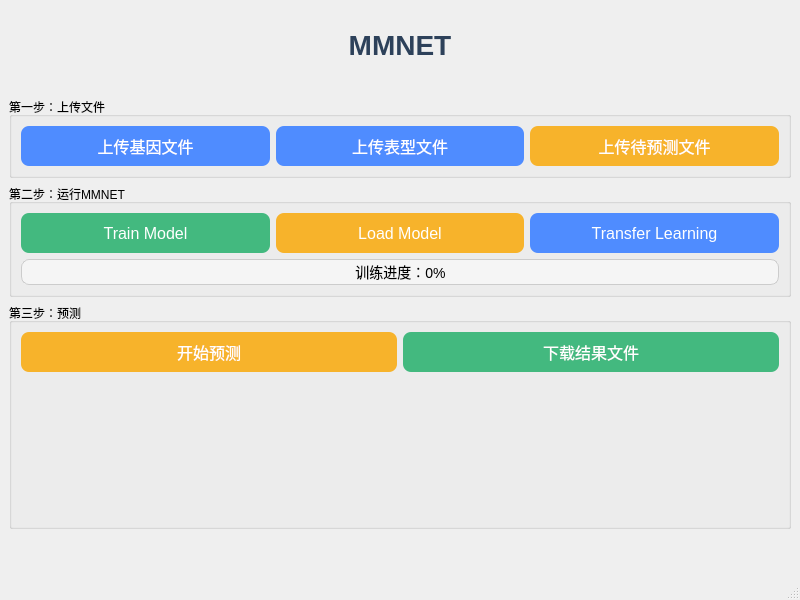
First picture: the form in mainwindow.ui, repository mingmi2016/MMNET_With_QT, before the edit.
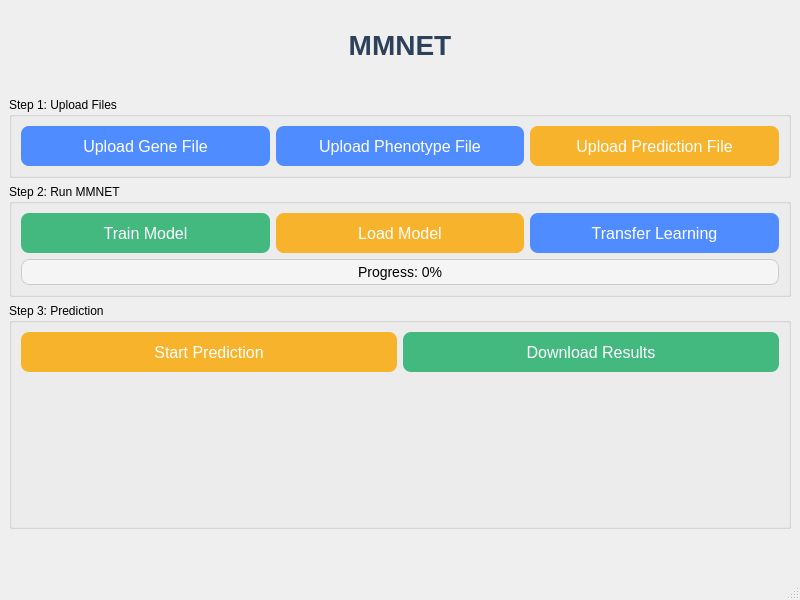
Second picture: the form after the edit.

Commit message: 中文改英文

Patch:
```diff
--- a/mainwindow.ui
+++ b/mainwindow.ui
@@ -31,7 +31,7 @@
     <item>
      <widget class="QGroupBox" name="groupBox_step1">
       <property name="title">
-       <string>第一步：上传文件</string>
+       <string>Step 1: Upload Files</string>
       </property>
       <layout class="QHBoxLayout" name="hLayout1">
        <item>
@@ -46,7 +46,7 @@
           <string>QPushButton{background-color:#4f8cff;color:white;font-size:16px;border-radius:8px;} QPushButton:hover{background-color:#357ae8;}</string>
          </property>
          <property name="text">
-          <string>上传基因文件</string>
+          <string>Upload Gene File</string>
          </property>
         </widget>
        </item>
@@ -62,7 +62,7 @@
           <string>QPushButton{background-color:#4f8cff;color:white;font-size:16px;border-radius:8px;} QPushButton:hover{background-color:#357ae8;}</string>
          </property>
          <property name="text">
-          <string>上传表型文件</string>
+          <string>Upload Phenotype File</string>
          </property>
         </widget>
        </item>
@@ -78,7 +78,7 @@
           <string>QPushButton{background-color:#f7b32b;color:white;font-size:16px;border-radius:8px;} QPushButton:hover{background-color:#e09e1b;}</string>
          </property>
          <property name="text">
-          <string>上传待预测文件</string>
+          <string>Upload Prediction File</string>
          </property>
         </widget>
        </item>
@@ -88,7 +88,7 @@
     <item>
      <widget class="QGroupBox" name="groupBox_step2">
       <property name="title">
-       <string>第二步：运行MMNET</string>
+       <string>Step 2: Run MMNET</string>
       </property>
       <layout class="QVBoxLayout" name="vLayout2">
        <item>
@@ -158,7 +158,7 @@
           <bool>true</bool>
          </property>
          <property name="format">
-          <string>训练进度：%p%</string>
+          <string>Progress: %p%</string>
          </property>
          <property name="alignment">
           <set>Qt::AlignCenter</set>
@@ -185,7 +185,7 @@
     <item>
      <widget class="QGroupBox" name="groupBox_step3">
       <property name="title">
-       <string>第三步：预测</string>
+       <string>Step 3: Prediction</string>
       </property>
       <layout class="QVBoxLayout" name="vLayout3">
        <item>
@@ -202,7 +202,7 @@
             <string>QPushButton{background-color:#f7b32b;color:white;font-size:16px;border-radius:8px;} QPushButton:hover{background-color:#e09e1b;}</string>
            </property>
            <property name="text">
-            <string>开始预测</string>
+            <string>Start Prediction</string>
            </property>
           </widget>
          </item>
@@ -220,7 +220,7 @@
 QPushButton:disabled{background-color:#cccccc;color:#888888;border:1px solid #bbbbbb;}</string>
            </property>
            <property name="text">
-            <string>下载结果文件</string>
+            <string>Download Results</string>
            </property>
           </widget>
          </item>
```
The commit also changes 2 other files.
